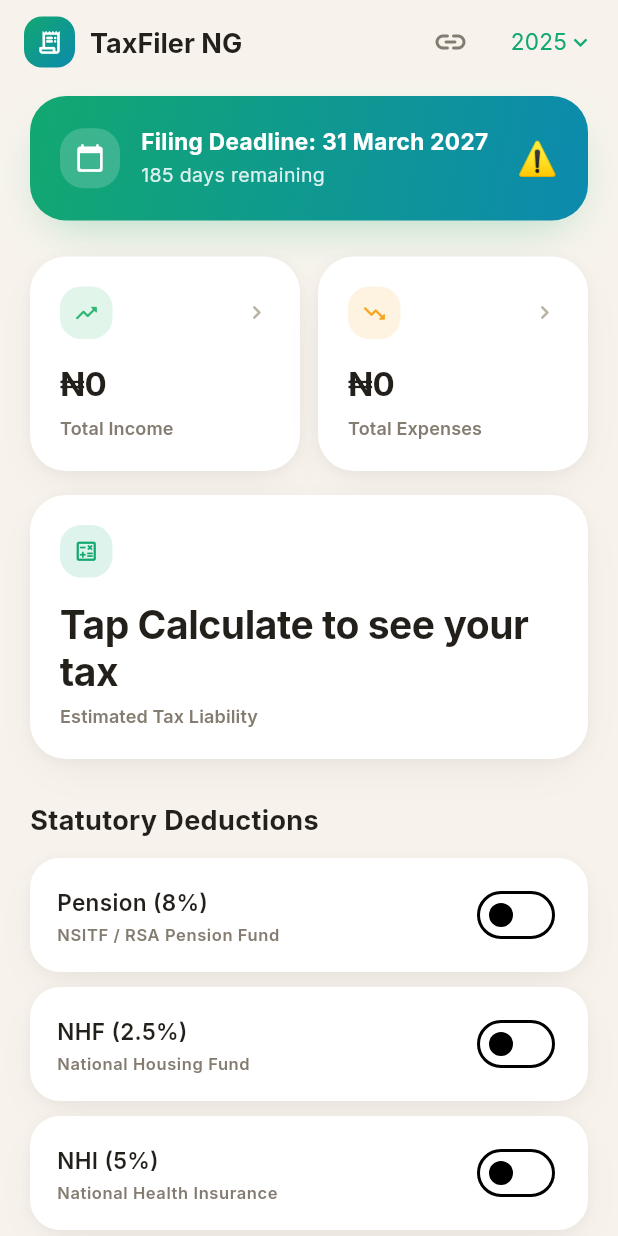
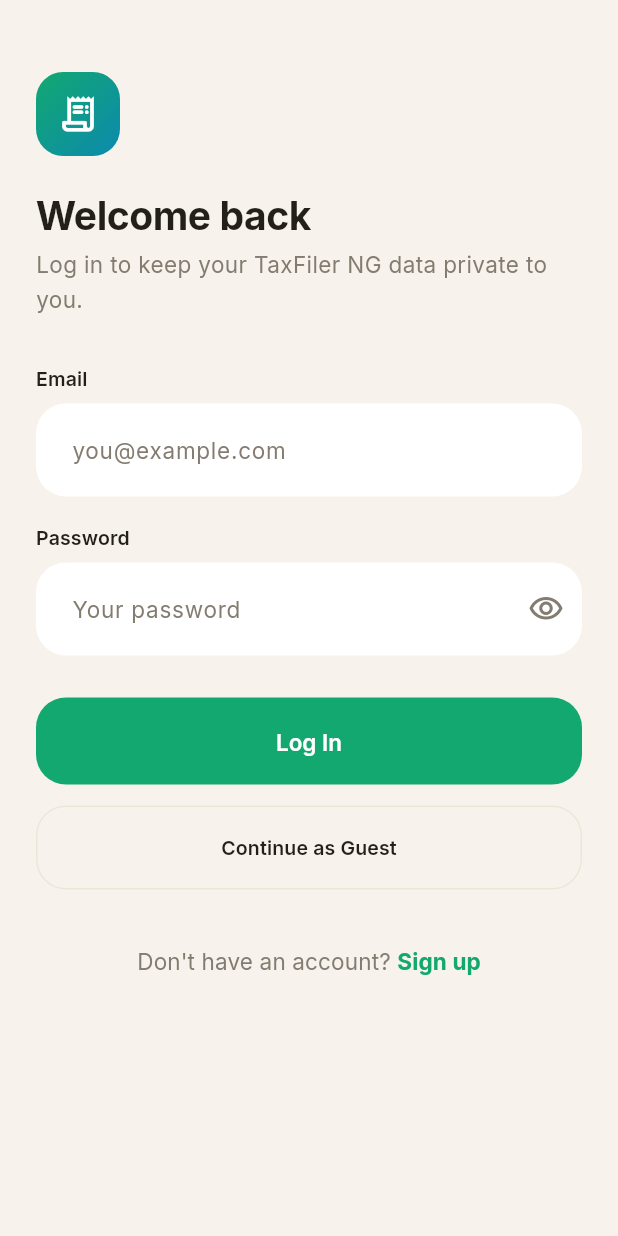
Before and after one commit to akinomosewo-cpu/taxfiler_ng, a Flutter app: the screen it shows after launch, on a phone screen of 412 x 824 dp. Run offline on Flutter 3.47's test engine with Material 3 defaults, Android fonts, the phone set to English and light mode, and no system bars; drawn by our look-alikes of flutter_animate; our stand-ins replace bloc, equatable, flutter_bloc, gap, google_fonts, pdf and 2 more.

```diff
--- /dev/null
+++ b/taxfiler_ng/lib/data/auth/auth_repository.dart
@@ -0,0 +1,94 @@
+import 'dart:convert';
+
+import 'package:crypto/crypto.dart';
+import 'package:shared_preferences/shared_preferences.dart';
+
+/// Local-only authentication.
+///
+/// TaxFiler NG has no backend, so credentials never leave the device: a
+/// salted SHA-256 hash of the password is stored (never the plaintext), and
+/// a simple "logged in" flag lets returning users skip straight past the
+/// login screen. This is intentionally lightweight (a PIN-lock style guard
+/// for a single-user device), not a substitute for real server-side auth.
+class AuthRepository {
+  AuthRepository({SharedPreferences? prefs}) : _prefsOverride = prefs;
+
+  final SharedPreferences? _prefsOverride;
+
+  static const _keyEmail = 'auth_email';
+  static const _keyPasswordHash = 'auth_password_hash';
+  static const _keyLoggedIn = 'auth_logged_in';
+  static const _keyGuest = 'auth_is_guest';
+
+  Future<SharedPreferences> _prefs() async => _prefsOverride ?? await SharedPreferences.getInstance();
+
+  /// Whether a local account has already been created on this device.
+  Future<bool> hasAccount() async {
+    final prefs = await _prefs();
+    return prefs.containsKey(_keyEmail) && prefs.containsKey(_keyPasswordHash);
+  }
+
+  /// Whether the current session should skip auth and go straight in.
+  Future<bool> isLoggedIn() async {
+    final prefs = await _prefs();
+    return prefs.getBool(_keyLoggedIn) ?? false;
+  }
+
+  Future<bool> isGuest() async {
+    final prefs = await _prefs();
+    return prefs.getBool(_keyGuest) ?? false;
+  }
+
+  String _normalizeEmail(String email) => email.trim().toLowerCase();
+
+  String _hashPassword(String email, String password) {
+    final bytes = utf8.encode('taxfiler_ng::$email::$password');
+    return sha256.convert(bytes).toString();
+  }
+
+  /// Creates the local account, storing only a hashed credential, and marks
+  /// the user as logged in.
+  Future<void> signUp({required String email, required String password}) async {
+    final prefs = await _prefs();
+    final normalized = _normalizeEmail(email);
+    await prefs.setString(_keyEmail, normalized);
+    await prefs.setString(_keyPasswordHash, _hashPassword(normalized, password));
+    await prefs.setBool(_keyLoggedIn, true);
+    await prefs.setBool(_keyGuest, false);
+  }
+
+  /// Validates the given credentials against the stored hash. Returns true
+  /// and marks the session logged in on success.
+  Future<bool> logIn({required String email, required String password}) async {
+    final prefs = await _prefs();
+    final storedEmail = prefs.getString(_keyEmail);
+    final storedHash = prefs.getString(_keyPasswordHash);
+    if (storedEmail == null || storedHash == null) return false;
+
+    final normalized = _normalizeEmail(email);
+    if (storedEmail != normalized) return false;
+
+    final candidateHash = _hashPassword(normalized, password);
+    if (candidateHash != storedHash) return false;
+
+    await prefs.setBool(_keyLoggedIn, true);
+    await prefs.setBool(_keyGuest, false);
+    return true;
+  }
+
+  /// Enters the app without creating an account, for people who just want
+  /// to try it out. Guest data still stays entirely on-device.
+  Future<void> continueAsGuest() async {
+    final prefs = await _prefs();
+    await prefs.setBool(_keyLoggedIn, true);
+    await prefs.setBool(_keyGuest, true);
+  }
+
+  /// Clears the logged-in flag. The stored account (if any) is preserved so
+  /// the user can log back in.
+  Future<void> logOut() async {
+    final prefs = await _prefs();
+    await prefs.setBool(_keyLoggedIn, false);
+    await prefs.setBool(_keyGuest, false);
+  }
+}
--- a/taxfiler_ng/lib/main.dart
+++ b/taxfiler_ng/lib/main.dart
@@ -4,7 +4,7 @@ import 'package:flutter_bloc/flutter_bloc.dart';
 import 'core/theme/app_theme.dart';
 import 'core/constants/app_constants.dart';
 import 'presentation/blocs/tax_bloc.dart';
-import 'presentation/pages/dashboard_page.dart';
+import 'presentation/pages/splash_page.dart';
 
 void main() async {
   WidgetsFlutterBinding.ensureInitialized();
@@ -31,7 +31,7 @@ class TaxFilerApp extends StatelessWidget {
         theme: AppTheme.dark,
         darkTheme: AppTheme.dark,
         themeMode: ThemeMode.light,
-        home: const DashboardPage(),
+        home: const SplashPage(),
       ),
     );
   }
--- /dev/null
+++ b/taxfiler_ng/lib/presentation/pages/login_page.dart
@@ -0,0 +1,190 @@
+import 'package:flutter/material.dart';
+import 'package:flutter_animate/flutter_animate.dart';
+import 'package:gap/gap.dart';
+
+import '../../core/theme/app_theme.dart';
+import '../../core/constants/app_constants.dart';
+import '../../data/auth/auth_repository.dart';
+import '../widgets/page_transitions.dart';
+import 'dashboard_page.dart';
+import 'signup_page.dart';
+
+class LoginPage extends StatefulWidget {
+  const LoginPage({super.key, this.authRepository});
+
+  final AuthRepository? authRepository;
+
+  @override
+  State<LoginPage> createState() => _LoginPageState();
+}
+
+class _LoginPageState extends State<LoginPage> {
+  late final AuthRepository _auth = widget.authRepository ?? AuthRepository();
+  final _formKey = GlobalKey<FormState>();
+  final _emailController = TextEditingController();
+  final _passwordController = TextEditingController();
+
+  bool _obscure = true;
+  bool _submitting = false;
+  String? _error;
+
+  @override
+  void dispose() {
+    _emailController.dispose();
+    _passwordController.dispose();
+    super.dispose();
+  }
+
+  Future<void> _submit() async {
+    if (!_formKey.currentState!.validate()) return;
+    setState(() {
+      _submitting = true;
+      _error = null;
+    });
+
+    final ok = await _auth.logIn(email: _emailController.text, password: _passwordController.text);
+
+    if (!mounted) return;
+    if (!ok) {
+      setState(() {
+        _submitting = false;
+        _error = 'Incorrect email or password.';
+      });
+      return;
+    }
+
+    Navigator.of(context).pushReplacement(
+      FadeSlidePageRoute(builder: (_) => const DashboardPage()),
+    );
+  }
+
+  Future<void> _continueAsGuest() async {
+    setState(() => _submitting = true);
+    await _auth.continueAsGuest();
+    if (!mounted) return;
+    Navigator.of(context).pushReplacement(
+      FadeSlidePageRoute(builder: (_) => const DashboardPage()),
+    );
+  }
+
+  @override
+  Widget build(BuildContext context) {
+    return Scaffold(
+      backgroundColor: AppColors.background,
+      body: SafeArea(
+        child: SingleChildScrollView(
+          padding: const EdgeInsets.all(24),
+          child: Form(
+            key: _formKey,
+            child: Column(
+              crossAxisAlignment: CrossAxisAlignment.start,
+              children: [
+                const Gap(24),
+                Container(
+                  width: 56,
+                  height: 56,
+                  decoration: BoxDecoration(
+                    gradient: AppColors.primaryGradient,
+                    borderRadius: BorderRadius.circular(18),
+                  ),
+                  child: const Icon(Icons.receipt_long_rounded, color: Colors.white, size: 28),
+                ).animate().fadeIn().slideY(begin: 0.15),
+                const Gap(24),
+                Text('Welcome back', style: AppTextStyles.displaySmall.copyWith(color: AppColors.textPrimary))
+                    .animate(delay: 60.ms)
+                    .fadeIn()
+                    .slideY(begin: 0.15),
+                const Gap(6),
+                Text(
+                  'Log in to keep your ${AppConstants.appName} data private to you.',
+                  style: AppTextStyles.bodyMedium.copyWith(color: AppColors.textSecondary),
+                ).animate(delay: 100.ms).fadeIn(),
+                const Gap(32),
+
+                Text('Email', style: AppTextStyles.labelLarge.copyWith(color: AppColors.textPrimary)),
+                const Gap(8),
+                TextFormField(
+                  controller: _emailController,
+                  keyboardType: TextInputType.emailAddress,
+                  autofillHints: const [AutofillHints.email],
+                  decoration: const InputDecoration(hintText: 'you@example.com'),
+                  validator: (value) {
+                    final v = value?.trim() ?? '';
+                    if (v.isEmpty) return 'Enter your email';
+                    if (!v.contains('@') || !v.contains('.')) return 'Enter a valid email';
+                    return null;
+                  },
+                ).animate(delay: 140.ms).fadeIn().slideY(begin: 0.1),
+                const Gap(18),
+
+                Text('Password', style: AppTextStyles.labelLarge.copyWith(color: AppColors.textPrimary)),
+                const Gap(8),
+                TextFormField(
+                  controller: _passwordController,
+                  obscureText: _obscure,
+                  autofillHints: const [AutofillHints.password],
+                  decoration: InputDecoration(
+                    hintText: 'Your password',
+                    suffixIcon: IconButton(
+                      icon: Icon(_obscure ? Icons.visibility_outlined : Icons.visibility_off_outlined, color: AppColors.textSecondary),
+                      onPressed: () => setState(() => _obscure = !_obscure),
+                    ),
+                  ),
+                  validator: (value) => (value == null || value.isEmpty) ? 'Enter your password' : null,
+                  onFieldSubmitted: (_) => _submit(),
+                ).animate(delay: 180.ms).fadeIn().slideY(begin: 0.1),
+
+                if (_error != null) ...[
+                  const Gap(14),
+                  Text(_error!, style: AppTextStyles.bodySmall.copyWith(color: AppColors.danger)).animate().fadeIn().shake(hz: 4),
+                ],
+
+                const Gap(28),
+                ElevatedButton(
+                  onPressed: _submitting ? null : _submit,
+                  child: _submitting
+                      ? const SizedBox(
+                          height: 22,
+                          width: 22,
+                          child: CircularProgressIndicator(strokeWidth: 2.4, color: Colors.white),
+                        )
+                      : const Text('Log In'),
+                ).animate(delay: 220.ms).fadeIn(),
+                const Gap(14),
+                OutlinedButton(
+                  onPressed: _submitting ? null : _continueAsGuest,
+                  style: OutlinedButton.styleFrom(
+                    foregroundColor: AppColors.textPrimary,
+                    side: const BorderSide(color: AppColors.border),
+                    minimumSize: const Size(double.infinity, 56),
+                    shape: RoundedRectangleBorder(borderRadius: BorderRadius.circular(20)),
+                  ),
+                  child: const Text('Continue as Guest'),
+                ).animate(delay: 260.ms).fadeIn(),
+                const Gap(24),
+                Center(
+                  child: TextButton(
+                    onPressed: _submitting
+                        ? null
+                        : () => Navigator.of(context).push(
+                              FadeSlidePageRoute(builder: (_) => SignUpPage(authRepository: widget.authRepository)),
+                            ),
+                    child: Text.rich(
+                      TextSpan(
+                        text: "Don't have an account? ",
+                        style: AppTextStyles.bodyMedium.copyWith(color: AppColors.textSecondary),
+                        children: [
+                          TextSpan(text: 'Sign up', style: AppTextStyles.bodyMedium.copyWith(color: AppColors.primary, fontWeight: FontWeight.w700)),
+                        ],
+                      ),
+                    ),
+                  ),
+                ).animate(delay: 300.ms).fadeIn(),
+              ],
+            ),
+          ),
+        ),
+      ),
+    );
+  }
+}
--- /dev/null
+++ b/taxfiler_ng/lib/presentation/widgets/page_transitions.dart
@@ -0,0 +1,26 @@
+import 'package:flutter/material.dart';
+
+/// A short, non-blocking fade+slide transition used for the app's major
+/// route changes (splash -> auth -> dashboard), kept consistent with the
+/// soft, light-first redesign.
+class FadeSlidePageRoute<T> extends PageRouteBuilder<T> {
+  FadeSlidePageRoute({required WidgetBuilder builder, super.settings})
+      : super(
+          transitionDuration: const Duration(milliseconds: 320),
+          reverseTransitionDuration: const Duration(milliseconds: 240),
+          pageBuilder: (context, animation, secondaryAnimation) => builder(context),
+          transitionsBuilder: (context, animation, secondaryAnimation, child) {
+            final curved = CurvedAnimation(parent: animation, curve: Curves.easeOutCubic);
+            return FadeTransition(
+              opacity: curved,
+              child: SlideTransition(
+                position: Tween<Offset>(
+                  begin: const Offset(0, 0.04),
+                  end: Offset.zero,
+                ).animate(curved),
+                child: child,
+              ),
+            );
+          },
+        );
+}
--- a/taxfiler_ng/pubspec.yaml
+++ b/taxfiler_ng/pubspec.yaml
@@ -38,6 +38,7 @@ dependencies:
   permission_handler: ^11.3.1
   url_launcher: ^6.2.5
   currency_text_input_formatter: ^2.1.4
+  crypto: ^3.0.3
 
 dev_dependencies:
   flutter_test:
```
Also changed, not shown: taxfiler_ng/lib/presentation/pages/assessment_page.dart (+48 -5 lines), taxfiler_ng/lib/presentation/pages/dashboard_page.dart (+37 -0 lines), taxfiler_ng/lib/presentation/pages/signup_page.dart (added, +143 -0 lines), taxfiler_ng/lib/presentation/pages/splash_page.dart (added, +107 -0 lines), taxfiler_ng/pubspec.lock, 2 other files.
